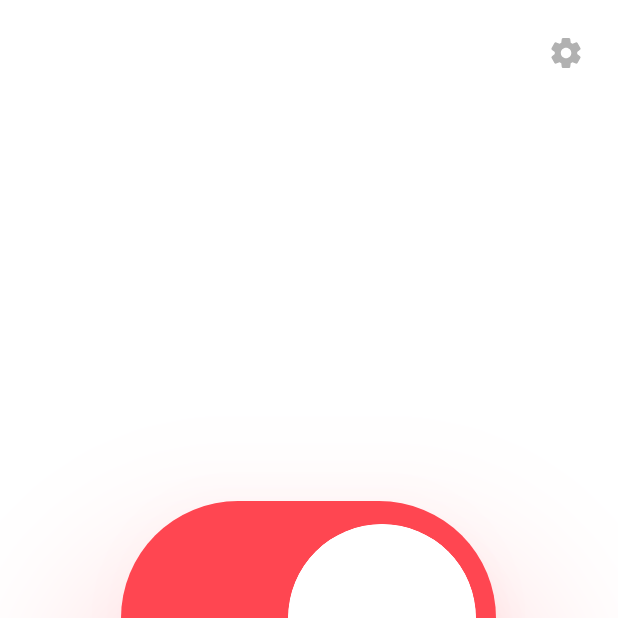
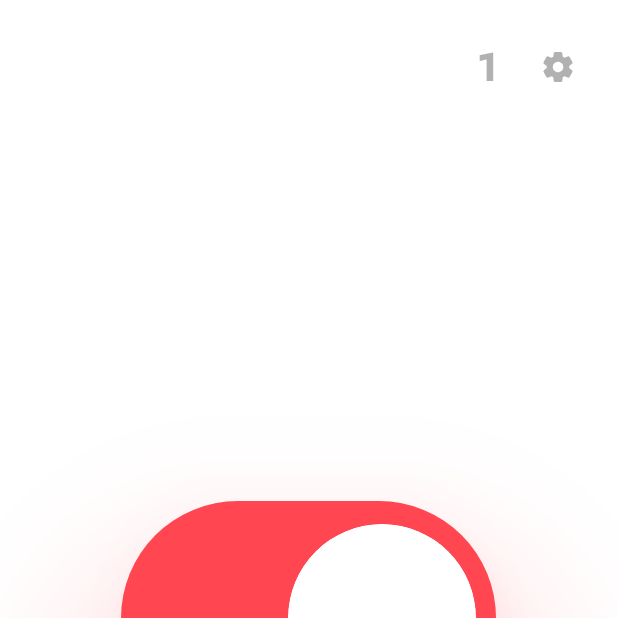
Before and after one commit to Hamza417/Flaner, an Android app: the screen it shows after launch (MainActivity), after a tap on an icon or button, on a phone screen of 412 x 824 dp, the top half of it. Run offline under Robolectric (Android 15) with nearby library versions, the phone set to English and light mode, and no system bars.

```diff
--- a/app/src/main/java/app/simple/flaner/fragments/Switch.kt
+++ b/app/src/main/java/app/simple/flaner/fragments/Switch.kt
@@ -6,6 +6,7 @@ import android.view.LayoutInflater
 import android.view.View
 import android.view.ViewGroup
 import android.widget.ImageButton
+import android.widget.TextView
 import app.simple.flaner.R
 import app.simple.flaner.extension.fragments.ScopedFragment
 import app.simple.flaner.preferences.MainPreferences
@@ -16,20 +17,22 @@ class Switch : ScopedFragment() {
 
     private lateinit var switchView: SwitchView
     private lateinit var settings: ImageButton
+    private lateinit var count: TextView
 
     override fun onCreateView(inflater: LayoutInflater, container: ViewGroup?, savedInstanceState: Bundle?): View? {
         val view = layoutInflater.inflate(R.layout.fragment_switch, container, false)
 
         switchView = view.findViewById(R.id.switchView)
         settings = view.findViewById(R.id.app_settings)
+        count = view.findViewById(R.id.count)
 
         switchView.tension = MainPreferences.getTension()
         switchView.scaling = MainPreferences.getScaling()
         switchView.haptic = MainPreferences.getHaptic()
         switchView.sound = MainPreferences.getSound()
 
+        count.text = MainPreferences.getCount().toString()
         switchView.setChecked(MainPreferences.isSwitchChecked())
-
 
         return view
     }
@@ -40,6 +43,7 @@ class Switch : ScopedFragment() {
         switchView.setOnSwitchCheckedChangeListener(object : SwitchCallbacks {
             override fun onCheckedChanged(isChecked: Boolean) {
                 MainPreferences.setIsSwitchChecked(isChecked)
+                MainPreferences.setCount(MainPreferences.getCount() + 1)
             }
         })
 
@@ -63,6 +67,9 @@ class Switch : ScopedFragment() {
             MainPreferences.sound -> {
                 switchView.sound = MainPreferences.getSound()
             }
+            MainPreferences.count -> {
+                count.text = MainPreferences.getCount().toString()
+            }
         }
     }
 
--- a/app/src/main/java/app/simple/flaner/preferences/MainPreferences.kt
+++ b/app/src/main/java/app/simple/flaner/preferences/MainPreferences.kt
@@ -1,6 +1,5 @@
 package app.simple.flaner.preferences
 
-import androidx.appcompat.app.AppCompatDelegate
 import app.simple.flaner.preferences.SharedPreferences.getSharedPreferences
 
 /**
@@ -13,6 +12,7 @@ object MainPreferences {
     const val tension = "tension"
     const val haptic = "is_haptic_on"
     const val sound = "is_sound_on"
+    const val count = "count"
 
     fun setIsSwitchChecked(boolean: Boolean) {
         getSharedPreferences().edit().putBoolean(isSwitchChecked, boolean).apply()
@@ -53,4 +53,12 @@ object MainPreferences {
     fun getTension(): Float {
         return getSharedPreferences().getFloat(tension, 1.5F)
     }
+
+    fun setCount(value: Int) {
+        getSharedPreferences().edit().putInt(count, value).apply()
+    }
+
+    fun getCount(): Int {
+        return getSharedPreferences().getInt(count, 0)
+    }
 }
--- a/app/src/main/res/layout/fragment_switch.xml
+++ b/app/src/main/res/layout/fragment_switch.xml
@@ -5,17 +5,6 @@
     android:layout_height="match_parent"
     android:clipChildren="false"
     android:clipToPadding="false">
-
-    <ImageButton
-        android:id="@+id/app_settings"
-        android:layout_width="30dp"
-        android:layout_height="30dp"
-        android:layout_gravity="end"
-        android:layout_margin="20dp"
-        android:background="?attr/selectableItemBackgroundBorderless"
-        android:src="@drawable/ic_settings"
-        android:tint="@color/iconSecondary"
-        tools:ignore="ContentDescription" />
 
     <app.simple.flaner.switch.SwitchView
         android:id="@+id/switchView"
@@ -25,4 +14,33 @@
         android:clipChildren="false"
         android:clipToPadding="false" />
 
+    <LinearLayout
+        android:layout_width="wrap_content"
+        android:layout_height="wrap_content"
+        android:layout_gravity="end"
+        android:orientation="horizontal"
+        android:padding="25dp">
+
+        <TextView
+            android:id="@+id/count"
+            android:layout_width="wrap_content"
+            android:layout_height="wrap_content"
+            android:layout_marginEnd="25dp"
+            android:fontFamily="@font/bold"
+            android:gravity="center_vertical"
+            android:textColor="@color/iconSecondary"
+            android:textSize="12pt" />
+
+        <ImageButton
+            android:id="@+id/app_settings"
+            android:layout_width="30dp"
+            android:layout_height="30dp"
+            android:layout_gravity="center_vertical"
+            android:background="?attr/selectableItemBackgroundBorderless"
+            android:src="@drawable/ic_settings"
+            android:tint="@color/iconSecondary"
+            tools:ignore="ContentDescription" />
+
+    </LinearLayout>
+
 </FrameLayout>
```
Also changed, not shown: 2 other files.
